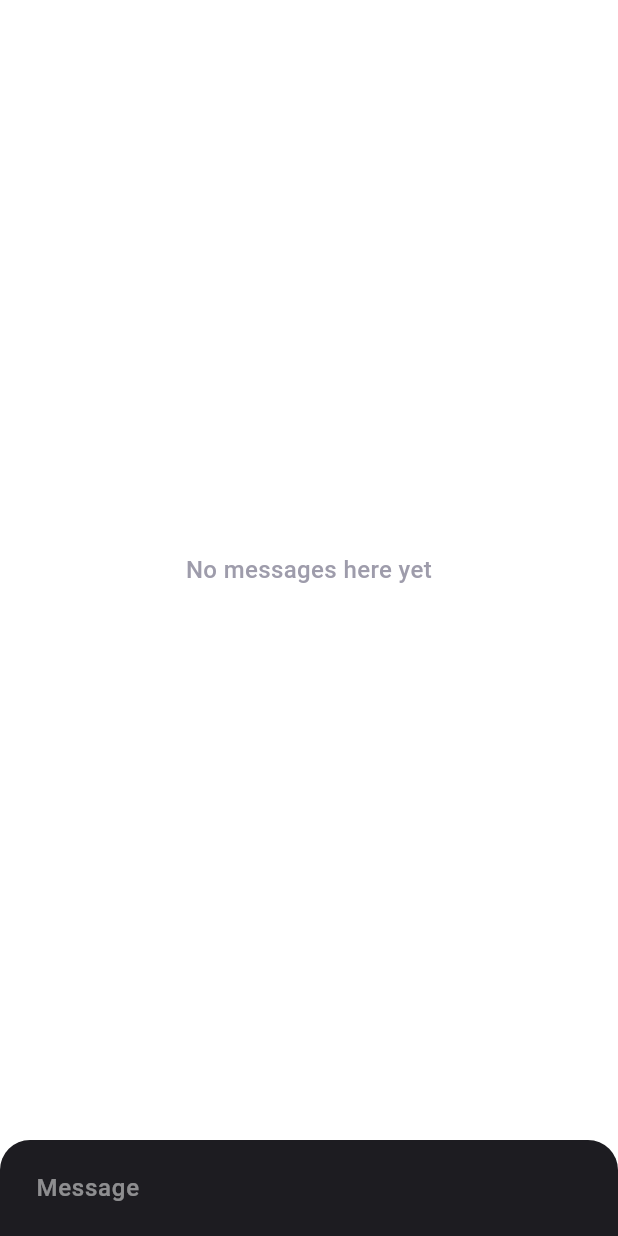
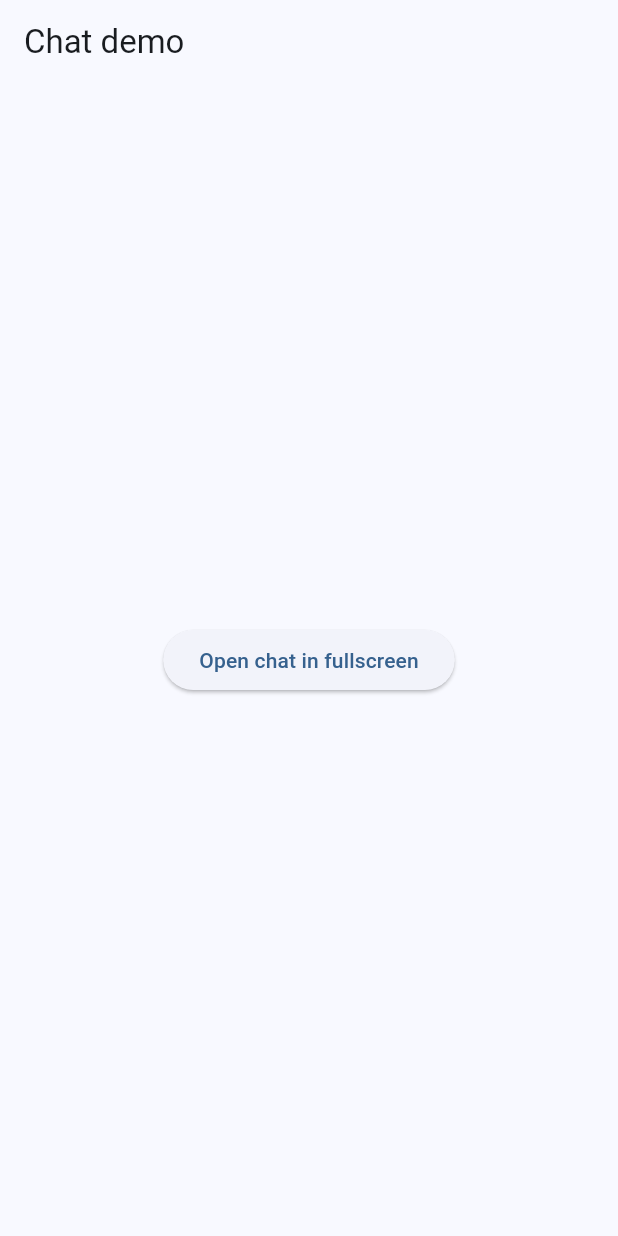
Before and after one commit to ebbot-ai/ebbot_flutter_ui, a Flutter app: the screen it shows after launch, on a phone screen of 412 x 824 dp. Run offline on Flutter 3.47's test engine with Material 3 defaults, Android fonts, the phone set to English and light mode, and no system bars; our stand-ins replace flutter_chat_types, flutter_chat_ui, logger, open_filex; missing offline and left inert: ebbot_dart_client.

Commit message:
getting there

```diff
--- a/lib/main.dart
+++ b/lib/main.dart
@@ -1,132 +1,68 @@
+import 'package:ebbot_demo/ebbot_ui_widget_fullscreen.dart';
 import 'package:flutter/material.dart';
-import 'package:ebbot_chat/ebbot_chat_client.dart';
+import 'package:ebbot_dart_client/ebbot_chat_client.dart';
 import 'package:flutter_chat_ui/flutter_chat_ui.dart';
 import 'package:flutter_chat_types/flutter_chat_types.dart' as types;
+import 'package:logger/logger.dart';
 import 'dart:math';
 import 'dart:convert';
 
+import 'package:uuid/uuid.dart';
+
 void main() async {
-  print("main");
-  runApp(const MyApp());
+  runApp(const EbbotDemoApp());
 }
 
-class MyHomePage extends StatefulWidget {
-  const MyHomePage({Key? key, required this.title}) : super(key: key);
 
-  final String title;
 
-  @override
-  State<MyHomePage> createState() => MyHomePageState();
-}
+class EbbotDemoApp extends StatelessWidget {
+  const EbbotDemoApp({super.key});
 
-String randomString() {
-  final random = Random.secure();
-  final values = List<int>.generate(16, (i) => random.nextInt(255));
-  return base64UrlEncode(values);
-}
-
-class MyHomePageState extends State<MyHomePage> {
-  final List<types.Message> _messages = [];
-  final _user = const types.User(id: '82091008-a484-4a89-ae75-a22bf8d6f3ac');
-  final _ebbotGPTUser = const types.User(id: 'ebbot-gpt');
-  late EbbotChatClient ebbotChatClient;
-
-  @override
-  void initState() {
-    super.initState();
-    print("init state");
-    ebbotChatClient = EbbotChatClient('ebqqtpv3h1qzwflhfroyzc7jzdxqqx');
-
-    initEbbotChatClient();
-  }
-
-  void initEbbotChatClient() async {
-    await ebbotChatClient.initialize();
-    ebbotChatClient.listener.chatStream.listen((chat) {
-      print('listener got chat: $chat');
-    });
-
-    ebbotChatClient.listener.messageStream.listen((message) {
-      print('listener got message type: ${message.data.message.type}');
-      switch (message.data.message.type) {
-        case 'gpt':
-          var text = message.data.message.value is String
-              ? message.data.message.value
-              : message.data.message.value['text'];
-
-          print("message is correct type, so adding it: $text");
-          final textMessage = types.TextMessage(
-            author: _ebbotGPTUser,
-            createdAt: DateTime.now().millisecondsSinceEpoch,
-            id: randomString(),
-            text: text,
-          );
-
-          _addMessage(textMessage);
-        default:
-          print("dont care about this type: ${message.data.message.type}");
-      }
-    });
-  }
-
-  @override
-  Widget build(BuildContext context) => Scaffold(
-        body: Chat(
-          messages: _messages,
-          onSendPressed: _handleSendPressed,
-          user: _user,
-        ),
-      );
-
-  void _addMessage(types.Message message) {
-    setState(() {
-      _messages.insert(0, message);
-    });
-  }
-
-  void _handleSendPressed(types.PartialText message) {
-    final textMessage = types.TextMessage(
-      author: _user,
-      createdAt: DateTime.now().millisecondsSinceEpoch,
-      id: randomString(),
-      text: message.text,
-    );
-
-    _addMessage(textMessage);
-    ebbotChatClient.sendMessage(textMessage.text);
-  }
-}
-
-class MyApp extends StatelessWidget {
-  const MyApp({super.key});
-
-  // Play around a bit with ebbot chat
-
-  // This widget is the root of your application.
   @override
   Widget build(BuildContext context) {
     return MaterialApp(
       title: 'Ebbot Chat Demo',
       theme: ThemeData(
-        // This is the theme of your application.
-        //
-        // TRY THIS: Try running your application with "flutter run". You'll see
-        // the application has a purple toolbar. Then, without quitting the app,
-        // try changing the seedColor in the colorScheme below to Colors.green
-        // and then invoke "hot reload" (save your changes or press the "hot
-        // reload" button in a Flutter-supported IDE, or press "r" if you used
-        // the command line to start the app).
-        //
-        // Notice that the counter didn't reset back to zero; the application
-        // state is not lost during the reload. To reset the state, use hot
-        // restart instead.
-        //
-        // This works for code too, not just values: Most code changes can be
-        // tested with just a hot reload.
-        colorScheme: ColorScheme.fromSeed(seedColor: Colors.deepPurple),
+        colorScheme: ColorScheme.fromSeed(seedColor: Colors.blue),
         useMaterial3: true,
       ),
-      home: const MyHomePage(title: 'Ebbot Chat Demo'),
+      home: HomeWidget(),
     );
   }
 }
+
+class HomeWidget extends StatelessWidget {
+  @override
+  Widget build(BuildContext context) {
+    return Scaffold(
+      appBar: AppBar(
+        title: Text('Chat demo'),
+      ),
+      body: Center(
+        child: OpenDialogButton(),
+      ),
+    );
+  }
+}
+
+
+class OpenDialogButton extends StatelessWidget {
+  @override
+  Widget build(BuildContext context) {
+    return ElevatedButton(
+      onPressed: () {
+        showDialog(
+          context: context,
+          builder: (BuildContext context) {
+            final randomChatId = "${DateTime.now().millisecondsSinceEpoch}-${Uuid().v4()}";
+            return EbbotUiWidgetFullscreen(botId: 'ebqqtpv3h1qzwflhfroyzc7jzdxqqx');
+          },
+          barrierDismissible: true,
+          barrierColor: Colors.black.withOpacity(0.5),
+          barrierLabel: 'Close',
+        );
+      },
+      child: Text('Open chat in fullscreen'),
+    );
+  }
+}
```
Also changed, not shown: lib/ebbot_ui_widget.dart (added, +179 -0 lines), lib/ebbot_ui_widget_fullscreen.dart (added, +53 -0 lines), lib/handler/ebbot_message_handler.dart (added, +108 -0 lines), pubspec.yaml (+7 -2 lines), pubspec.lock, 10 other files.
